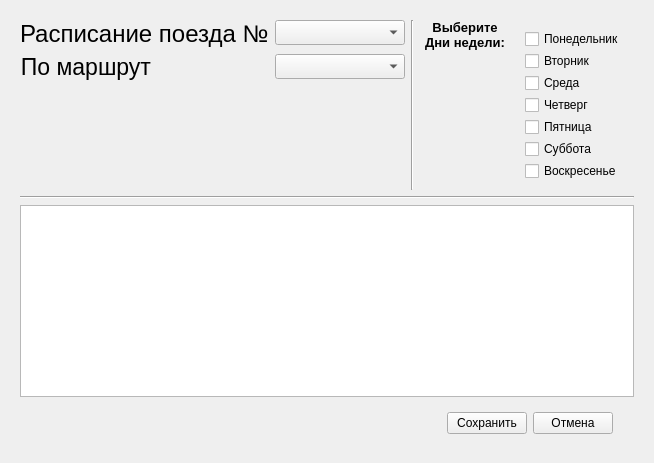
Above: editPassagesDialog.ui from Mihailus2000/sem08_BSBD_Kursach before the change. Below: the same form after it.
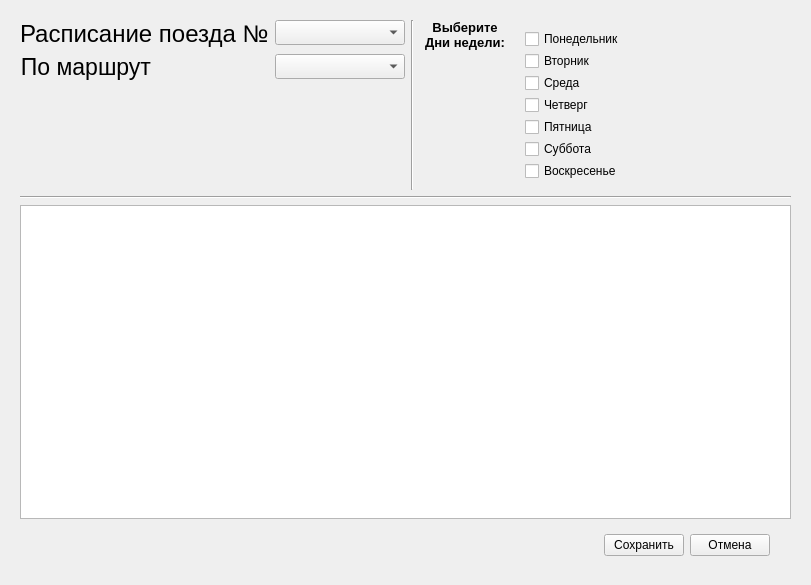
That is the form after the change.

Patch:
```diff
--- a/editPassagesDialog.ui
+++ b/editPassagesDialog.ui
@@ -6,8 +6,8 @@
    <rect>
     <x>0</x>
     <y>0</y>
-    <width>645</width>
-    <height>434</height>
+    <width>811</width>
+    <height>585</height>
    </rect>
   </property>
   <property name="windowTitle">
```
